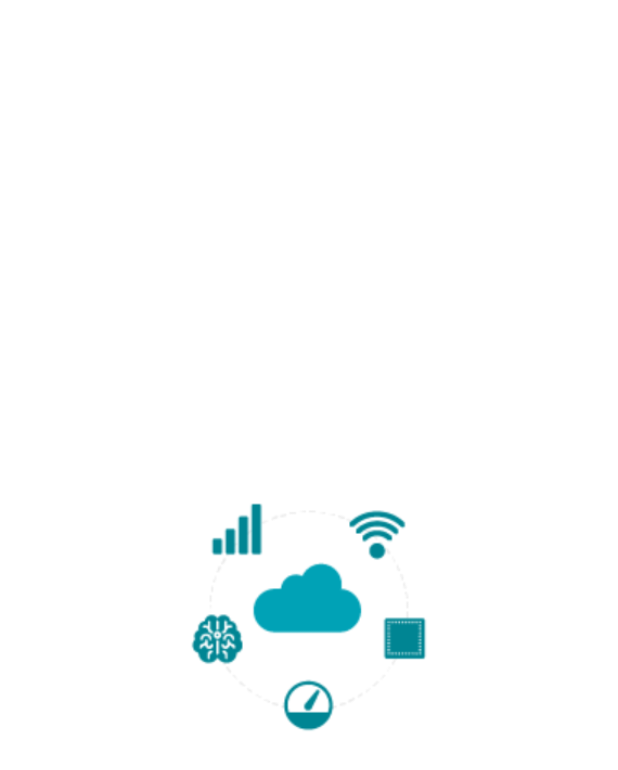
After one commit to irfanmustafas/IoT-App, an Android app: the SplashActivity screen opened directly, with no data from a screen before it, on a phone screen of 412 x 824 dp. The commit adds this screen. Shown: the top 770 px of the screen. Run offline under Robolectric (Android 15) with nearby library versions, the phone set to English and light mode, and no system bars; our stand-ins replace Volley; libraries missing offline, so code that uses them is left out: dmax.dialog; network calls fail.

Commit message:
Last commit

```diff
--- a/app/build.gradle
+++ b/app/build.gradle
@@ -20,6 +20,8 @@ android {
 
 dependencies {
     implementation fileTree(dir: 'libs', include: ['*.jar'])
+    implementation 'com.android.support:support-v4:26.1.0'
+    implementation 'com.android.support:design:26.1.0'
     compile 'com.github.d-max:spots-dialog:0.7@aar'
     implementation 'com.android.support:appcompat-v7:26.1.0'
     implementation 'com.android.support.constraint:constraint-layout:1.0.2'
--- a/app/src/main/java/com/example/jatin/myapplication/MainActivity.java
+++ b/app/src/main/java/com/example/jatin/myapplication/MainActivity.java
@@ -119,8 +119,10 @@ public class MainActivity extends AppCompatActivity {
                         }
                     }
                 }, new Response.ErrorListener() {
+
                     @Override
                     public void onErrorResponse(VolleyError error) {
+                        dialog.dismiss();
                         //if error occured while fetching data from thingspeak server then show toast
                         Toast.makeText(MainActivity.this, "Error has occured", Toast.LENGTH_LONG).show();
                     }
--- /dev/null
+++ b/app/src/main/java/com/example/jatin/myapplication/SplashActivity.java
@@ -0,0 +1,24 @@
+package com.example.jatin.myapplication;
+
+import android.content.Intent;
+import android.os.Bundle;
+import android.os.Handler;
+import android.support.v7.app.AppCompatActivity;
+
+public class SplashActivity extends AppCompatActivity {
+    @Override
+    protected void onCreate(Bundle savedInstanceState) {
+        super.onCreate(savedInstanceState);
+        setContentView(R.layout.activity_splash);
+        new Handler().postDelayed(new Runnable() {
+            @Override
+            public void run() {
+                // This method will be executed once the timer is over
+                Intent i = new Intent(SplashActivity.this, MainActivity.class);
+                startActivity(i);
+                finish();
+            }
+        }, 2200);
+    }
+
+}
--- /dev/null
+++ b/app/src/main/res/layout/activity_splash.xml
@@ -0,0 +1,13 @@
+<?xml version="1.0" encoding="utf-8"?>
+<android.support.constraint.ConstraintLayout xmlns:android="http://schemas.android.com/apk/res/android"
+    xmlns:tools="http://schemas.android.com/tools"
+    android:layout_width="match_parent"
+    android:layout_height="match_parent"
+    android:background="#fff"
+    tools:context="com.example.jatin.myapplication.SplashActivity">
+
+    <ImageView
+        android:layout_width="match_parent"
+        android:layout_height="match_parent"
+        android:src="@drawable/iot_segment_feature1_0" />
+</android.support.constraint.ConstraintLayout>
--- /dev/null
+++ b/app/src/main/res/values/dimens.xml
@@ -0,0 +1,3 @@
+<resources>
+    <dimen name="fab_margin">16dp</dimen>
+</resources>
--- a/app/src/main/res/values/strings.xml
+++ b/app/src/main/res/values/strings.xml
@@ -1,3 +1,7 @@
 <resources>
     <string name="app_name">My Application</string>
+
+    <string name="title_activity_splash">SplashActivity</string>
+    <string name="dummy_button">Dummy Button</string>
+    <string name="dummy_content">DUMMY\nCONTENT</string>
 </resources>
--- a/app/src/main/res/values/styles.xml
+++ b/app/src/main/res/values/styles.xml
@@ -8,9 +8,12 @@
         <item name="colorAccent">@color/colorAccent</item>
     </style>
 
+    <style name="SplashTheme" parent="Theme.AppCompat.NoActionBar">
+        <item name="colorPrimaryDark">#fff</item>
+    </style>
+
     <style name="AppTheme.Button" parent="Widget.AppCompat.Button.Colored">
         <item name="colorButtonNormal">@color/blue</item>
         <item name="android:textColor">#fff</item>
     </style>
-
 </resources>
```
Also changed, not shown: app/src/main/AndroidManifest.xml (+5 -3 lines), app/src/main/res/values/attrs.xml (added, +12 -0 lines), app/src/main/res/drawable/iot_segment_feature1_0.png (added).
